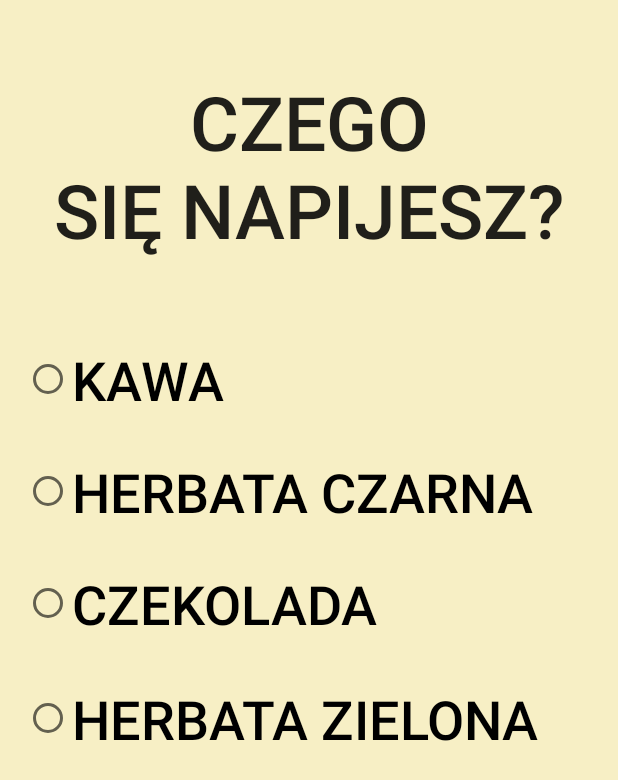
After one commit to gelldur/JaTuStygne, an Android app: the DrinkChoiceActivity screen opened directly, with no data from a screen before it, on a phone screen of 412 x 824 dp. The commit adds this screen. Shown: the top 780 px of the screen. Run offline under Robolectric (Android 15) with nearby library versions, the phone set to English and light mode, and no system bars; 1 statement that could not run was skipped.

Commit message:
Main Flow

```diff
--- /dev/null
+++ b/app/src/main/java/pl/jatustygne/DrinkChoiceActivity.java
@@ -0,0 +1,64 @@
+package pl.jatustygne;
+
+import android.content.Intent;
+import android.os.Bundle;
+import android.widget.CompoundButton;
+import android.widget.RadioButton;
+
+import pl.jatustygne.bus.EventCofeeTemperature;
+import pl.jatustygne.bus.EventCoffeIsCold;
+import pl.jatustygne.bus.EventCoffeIsGood;
+import pl.jatustygne.bus.EventCoffeToHot;
+import pl.jatustygne.bus.GlobalEventBus;
+
+public class DrinkChoiceActivity extends BaseActivity {
+
+	@Override
+	protected void onCreate(Bundle savedInstanceState) {
+		super.onCreate(savedInstanceState);
+		setContentView(R.layout.drink_choice);
+		RadioButton radioButton1 = (RadioButton) findViewById(R.id.radioButton);
+		RadioButton radioButton2 = (RadioButton) findViewById(R.id.radioButton2);
+		RadioButton radioButton3 = (RadioButton) findViewById(R.id.radioButton3);
+		RadioButton radioButton4 = (RadioButton) findViewById(R.id.radioButton4);
+
+		CompoundButton.OnCheckedChangeListener listener = new CompoundButton.OnCheckedChangeListener() {
+			@Override
+			public void onCheckedChanged(CompoundButton buttonView, boolean isChecked) {
+				startActivity(new Intent(DrinkChoiceActivity.this, HotDrinkActivity.class));
+			}
+		};
+
+		radioButton1.setOnCheckedChangeListener(listener);
+		radioButton2.setOnCheckedChangeListener(listener);
+		radioButton3.setOnCheckedChangeListener(listener);
+		radioButton4.setOnCheckedChangeListener(listener);
+	}
+
+	@Override
+	protected void onResume() {
+		super.onResume();
+		GlobalEventBus.getInstance().register(this);
+	}
+
+	@Override
+	protected void onPause() {
+		GlobalEventBus.getInstance().unregister(this);
+		super.onPause();
+	}
+
+	public void onEvent(EventCofeeTemperature event) {
+
+	}
+
+	public void onEvent(EventCoffeIsCold event) {
+
+	}
+
+	public void onEvent(EventCoffeIsGood event) {
+	}
+
+	public void onEvent(EventCoffeToHot event) {
+
+	}
+}
--- a/app/src/main/java/pl/jatustygne/SplashScreenActivity.java
+++ b/app/src/main/java/pl/jatustygne/SplashScreenActivity.java
@@ -16,7 +16,7 @@ public class SplashScreenActivity extends Activity {
 		_handler.postDelayed(new Runnable() {
 			@Override
 			public void run() {
-				startActivity(new Intent(SplashScreenActivity.this, MainActivity.class));
+				startActivity(new Intent(SplashScreenActivity.this, EmptyCupActivity.class));
 				finish();
 			}
 		}, 3000);
--- a/app/src/main/res/layout/drink_choice.xml
+++ b/app/src/main/res/layout/drink_choice.xml
@@ -13,9 +13,61 @@
 		android:layout_width="wrap_content"
 		android:layout_height="wrap_content"
 		android:textAppearance="?android:attr/textAppearanceLarge"
-		android:text="Wybierz napój"
-		android:id="@+id/drinkChoiceTextView"
-		android:layout_marginTop="60dp"
+		android:text="CZEGO\nSIĘ NAPIJESZ?"
+		android:id="@+id/textView2"
+		android:textSize="50dp"
+		android:fontFamily="sans-serif-medium"
+		android:layout_marginTop="31dp"
 		android:layout_alignParentTop="true"
-		android:layout_centerHorizontal="true" />
+		android:layout_alignParentStart="true"
+		android:layout_alignParentEnd="true"
+		android:gravity="center_horizontal" />
+
+	<RadioButton
+		android:layout_width="wrap_content"
+		android:layout_height="wrap_content"
+		android:text="KAWA"
+		android:id="@+id/radioButton"
+		android:layout_marginTop="55dp"
+		android:fontFamily="sans-serif-medium"
+		android:textSize="36dp"
+		android:checked="false"
+		android:layout_below="@+id/textView2"
+		android:layout_alignParentStart="true" />
+
+	<RadioButton
+		android:layout_width="wrap_content"
+		android:layout_height="wrap_content"
+		android:text="HERBATA CZARNA"
+		android:id="@+id/radioButton2"
+		android:layout_marginTop="26dp"
+		android:fontFamily="sans-serif-medium"
+		android:textSize="36dp"
+		android:checked="false"
+		android:layout_below="@+id/radioButton"
+		android:layout_alignStart="@+id/radioButton" />
+
+	<RadioButton
+		android:layout_width="wrap_content"
+		android:layout_height="wrap_content"
+		android:text="CZEKOLADA"
+		android:id="@+id/radioButton3"
+		android:layout_marginTop="26dp"
+		android:fontFamily="sans-serif-medium"
+		android:textSize="36dp"
+		android:checked="false"
+		android:layout_below="@+id/radioButton2"
+		android:layout_alignStart="@+id/radioButton2" />
+
+	<RadioButton
+		android:layout_width="wrap_content"
+		android:layout_height="wrap_content"
+		android:text="HERBATA ZIELONA"
+		android:id="@+id/radioButton4"
+		android:layout_marginTop="28dp"
+		android:fontFamily="sans-serif-medium"
+		android:textSize="36dp"
+		android:checked="false"
+		android:layout_below="@+id/radioButton3"
+		android:layout_alignStart="@+id/radioButton3" />
 </RelativeLayout >
```
Also changed, not shown: app/src/main/AndroidManifest.xml (+25 -0 lines), app/src/main/java/pl/jatustygne/BeaconListener.java (+10 -3 lines), app/src/main/java/pl/jatustygne/ColdDrinkActivity.java (added, +56 -0 lines), app/src/main/java/pl/jatustygne/EmptyCupActivity.java (added, +47 -0 lines), app/src/main/java/pl/jatustygne/GoodDrinkActivity.java (added, +47 -0 lines), app/src/main/java/pl/jatustygne/HotDrinkActivity.java (added, +59 -0 lines), app/src/main/res/layout/cold_drink.xml (+28 -4 lines), app/src/main/res/layout/empty_cup.xml (+16 -6 lines), app/src/main/res/layout/good_drink.xml (+27 -4 lines), app/src/main/res/layout/hot_drink.xml (+28 -4 lines).
